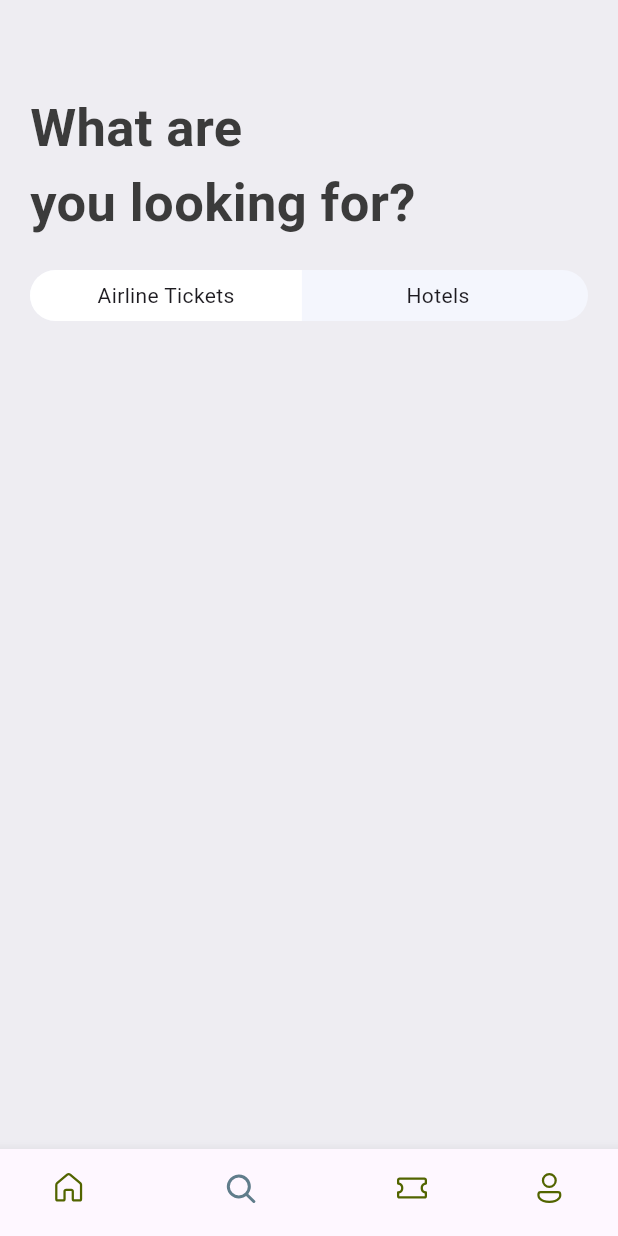
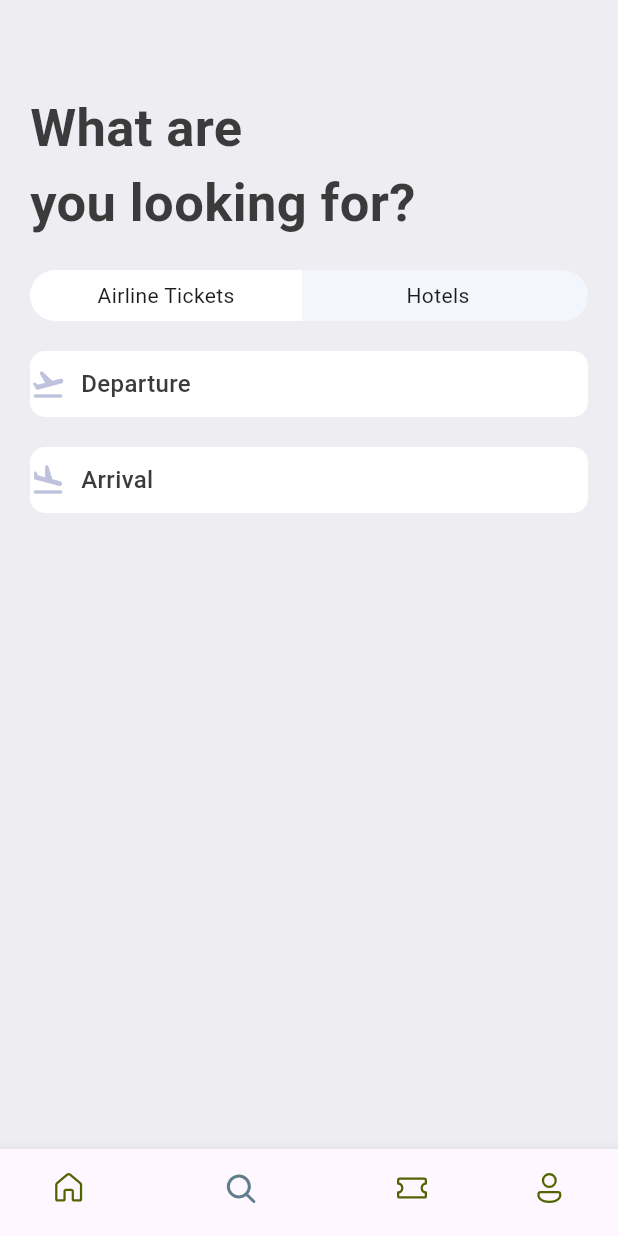
Before and after one commit to Sammyadj/ticket-app, a Flutter app: the screen it shows after launch, item 2 of the bottom bar chosen, on a phone screen of 412 x 824 dp. Run offline on Flutter 3.47's test engine with Material 3 defaults, Android fonts, the phone set to English and light mode, and no system bars; our stand-ins replace fluentui_icons.

Commit message:
Search Screen - icon & text

```diff
--- a/lib/base/res/styles/app_styles.dart
+++ b/lib/base/res/styles/app_styles.dart
@@ -9,6 +9,9 @@ class AppStyles {
   static Color ticketBlue = const Color(0xFF526799);
   static Color ticketOrange = const Color(0xFFF37B67);
   static Color kakiColor = const Color(0xFFd2bdb6);
+  static Color ticketTabColor = const Color(0xFFF4F6FD);
+  static Color planeColor = const Color(0xFFBFC2DF);
+  static Color findTicketColor = const Color(0xD91130CE);
   static TextStyle textStyle = TextStyle(
     fontSize: 16,
     fontWeight: FontWeight.w500,
--- a/lib/screens/search/search_screen.dart
+++ b/lib/screens/search/search_screen.dart
@@ -1,6 +1,7 @@
 import 'package:flutter/cupertino.dart';
 import 'package:flutter/material.dart';
 import 'package:ticket_app/base/res/styles/app_styles.dart';
+import 'package:ticket_app/screens/search/widgets/app_text_icon.dart';
 import 'package:ticket_app/screens/search/widgets/app_ticket_tabs.dart';
 
 class SearchScreen extends StatelessWidget {
@@ -20,6 +21,13 @@ class SearchScreen extends StatelessWidget {
           ),
           const SizedBox(height: 20),
           const AppTicketTabs(),
+          const SizedBox(height: 20),
+          const AppTextIcon(
+            icon: Icons.flight_takeoff_rounded,
+            text: "Departure",
+          ),
+          const SizedBox(height: 20),
+          const AppTextIcon(icon: Icons.flight_land_rounded, text: "Arrival"),
         ],
       ),
     );
--- /dev/null
+++ b/lib/screens/search/widgets/app_text_icon.dart
@@ -0,0 +1,26 @@
+import 'package:flutter/material.dart';
+import 'package:ticket_app/base/res/styles/app_styles.dart';
+
+class AppTextIcon extends StatelessWidget {
+  final String text;
+  final IconData icon;
+  const AppTextIcon({super.key, required this.text, required this.icon});
+
+  @override
+  Widget build(BuildContext context) {
+    return Container(
+      padding: const EdgeInsets.symmetric(vertical: 10),
+      decoration: BoxDecoration(
+        borderRadius: BorderRadius.circular(10),
+        color: Colors.white,
+      ),
+      child: Row(
+        children: [
+          Icon(icon, color: AppStyles.planeColor),
+          const SizedBox(width: 10),
+          Text(text, style: AppStyles.textStyle),
+        ],
+      ),
+    );
+  }
+}
--- a/lib/screens/search/widgets/app_ticket_tabs.dart
+++ b/lib/screens/search/widgets/app_ticket_tabs.dart
@@ -1,4 +1,6 @@
 import 'package:flutter/material.dart';
+
+import '../../../base/res/styles/app_styles.dart';
 
 class AppTicketTabs extends StatelessWidget {
   const AppTicketTabs({super.key});
@@ -9,7 +11,7 @@ class AppTicketTabs extends StatelessWidget {
     return Container(
       decoration: BoxDecoration(
         borderRadius: BorderRadius.circular(50),
-        color: const Color(0xFFF4F6FD),
+        color: AppStyles.ticketTabColor,
       ),
       child: const Row(
         children: [
```
Also changed, not shown: lib/screens/search/widgets/find_tickets.dart (added).
